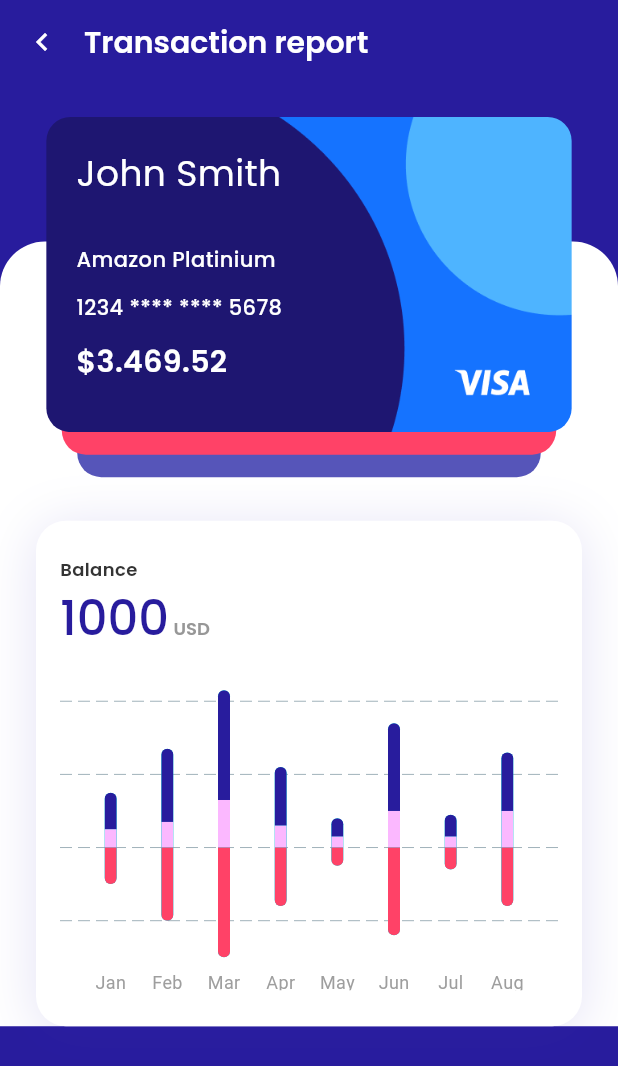
After one commit to KevinAWijaya/ibank_emoney, a Flutter app: the TransactionReportPage screen opened directly, on a phone screen of 412 x 824 dp. The commit adds this screen. Shown: the top 1066 px of the screen. Run offline on Flutter 3.47's test engine with Material 3 defaults, Android fonts, the phone set to English and light mode, and no system bars; drawn by our look-alikes of fl_chart; our stand-ins replace flutter_html, flutter_map, flutter_svg, google_fonts, latlong2.

Commit message:
report (not yet)

```diff
--- a/lib/core/theme/color.dart
+++ b/lib/core/theme/color.dart
@@ -25,12 +25,14 @@ class VColor {
   static const Color semantic3 = Color(0xFFFFAF2A);
   static const Color semantic4 = Color(0xFF52D5BA);
   static const Color semantic5 = Color(0xFFFB6B18);
+  static const Color semantic6 = Color(0xFFFF4267);
+  static const Color semantic7 = Color(0xFFFBB8FF);
 
   // shadow
   static const BoxShadow dropShadowCard = BoxShadow(
     blurRadius: 30,
     offset: Offset(0, 4),
-    color: Color.fromARGB(17, 53, 41, 183),
+    color: Color.fromARGB(35, 53, 41, 183),
   );
   static const BoxShadow dropShadowCardSmall = BoxShadow(
     blurRadius: 30,
--- /dev/null
+++ b/lib/ui/menu/feature/transaction_report_page.dart
@@ -0,0 +1,63 @@
+import 'package:flutter/material.dart';
+import 'package:ibank_emoney/core/constants/size.dart';
+import 'package:ibank_emoney/core/constants/space.dart';
+import 'package:ibank_emoney/core/theme/color.dart';
+import 'package:ibank_emoney/ui/menu/tab/widgets/stack_card.dart';
+import 'package:ibank_emoney/ui/widgets/app_bar.dart';
+import 'package:ibank_emoney/ui/widgets/chart.dart';
+
+class TransactionReportPage extends StatelessWidget {
+  const TransactionReportPage({super.key});
+
+  @override
+  Widget build(BuildContext context) {
+    return Scaffold(
+      appBar: VAppBar(title: "Transaction report", showBack: true),
+      backgroundColor: VColor.primary1,
+      body: _body(context),
+    );
+  }
+
+  Widget _body(BuildContext context) {
+    var screenWidth = MediaQuery.of(context).size.width;
+    double maxWidth = screenWidth.clamp(350, 450);
+    double w3 = maxWidth * 0.85;
+    double h3 = w3 * 3 / 5;
+    return Stack(
+      children: [
+        SingleChildScrollView(
+          child: Container(
+            margin: EdgeInsets.only(top: h3 / 2),
+            decoration: BoxDecoration(
+              borderRadius: BorderRadius.vertical(top: Radius.circular(radiusMax)),
+              color: VColor.neutral6,
+            ),
+            child: Column(
+              children: [
+                spaceVerticalCustom(h3 - marginLarge),
+                Padding(
+                  padding: const EdgeInsets.symmetric(horizontal: marginLarge),
+                  child: BalanceChart(
+                    balance: 1000,
+                    data: [
+                      BalanceData(month: "Jan", positivePurple: 10, positivePink: 5, negativeRed: -10),
+                      BalanceData(month: "Feb", positivePurple: 20, positivePink: 7, negativeRed: -20),
+                      BalanceData(month: "Mar", positivePurple: 30, positivePink: 13, negativeRed: -30),
+                      BalanceData(month: "Apr", positivePurple: 16, positivePink: 6, negativeRed: -16),
+                      BalanceData(month: "May", positivePurple: 5, positivePink: 3, negativeRed: -5),
+                      BalanceData(month: "Jun", positivePurple: 24, positivePink: 10, negativeRed: -24),
+                      BalanceData(month: "Jul", positivePurple: 6, positivePink: 3, negativeRed: -6),
+                      BalanceData(month: "Aug", positivePurple: 16, positivePink: 10, negativeRed: -16),
+                    ],
+                  ),
+                ),
+              ],
+            ),
+          ),
+        ),
+
+        Positioned(top: marginSmall, left: 0, right: 0, child: StackCard()),
+      ],
+    );
+  }
+}
--- a/lib/ui/menu/tab/home_tab.dart
+++ b/lib/ui/menu/tab/home_tab.dart
@@ -5,6 +5,7 @@ import 'package:ibank_emoney/core/constants/space.dart';
 import 'package:ibank_emoney/core/theme/color.dart';
 import 'package:ibank_emoney/core/theme/style.dart';
 import 'package:ibank_emoney/ui/menu/feature/tranfer/tranfer_page.dart';
+import 'package:ibank_emoney/ui/menu/feature/transaction_report_page.dart';
 import 'package:ibank_emoney/ui/menu/tab/widgets/menu_grid.dart';
 import 'package:ibank_emoney/ui/menu/tab/widgets/stack_card.dart';
 import 'package:ibank_emoney/ui/widgets/notification_icon.dart';
@@ -99,6 +100,9 @@ class _HomeTabState extends State<HomeTab> {
       case 1:
         Navigator.push(context, MaterialPageRoute(builder: (context) => TranferPage()));
         break;
+      case 7:
+        Navigator.push(context, MaterialPageRoute(builder: (context) => TransactionReportPage()));
+        break;
       default:
         Navigator.push(context, MaterialPageRoute(builder: (context) => Placeholder()));
         break;
--- a/lib/ui/chart.dart
+++ b/lib/ui/widgets/chart.dart
@@ -1,5 +1,10 @@
 import 'package:fl_chart/fl_chart.dart';
 import 'package:flutter/material.dart';
+import 'package:google_fonts/google_fonts.dart';
+import 'package:ibank_emoney/core/constants/size.dart';
+import 'package:ibank_emoney/core/constants/space.dart';
+import 'package:ibank_emoney/core/theme/color.dart';
+import 'package:ibank_emoney/core/theme/style.dart';
 
 class BalanceChart extends StatelessWidget {
   final double balance;
@@ -11,24 +16,31 @@ class BalanceChart extends StatelessWidget {
   @override
   Widget build(BuildContext context) {
     return Container(
-      padding: const EdgeInsets.all(16),
+      padding: const EdgeInsets.symmetric(horizontal: 16, vertical: marginLarge),
       decoration: BoxDecoration(
-        color: Colors.white,
+        color: VColor.neutral6,
         borderRadius: BorderRadius.circular(20),
-        boxShadow: [BoxShadow(color: Colors.black12, blurRadius: 12, spreadRadius: 2, offset: const Offset(0, 4))],
+        boxShadow: [VColor.dropShadowCard],
       ),
       child: Column(
         crossAxisAlignment: CrossAxisAlignment.start,
         children: [
-          const Text("Balance", style: TextStyle(fontWeight: FontWeight.bold)),
-          const SizedBox(height: 4),
-          Text(
-            "${balance.toStringAsFixed(0)} $currency",
-            style: const TextStyle(fontSize: 28, fontWeight: FontWeight.bold, color: Colors.indigo),
+          Text("Balance", style: caption1),
+          RichText(
+            text: TextSpan(
+              style: GoogleFonts.poppins(fontSize: 32, fontWeight: FontWeight.w500, color: VColor.primary1),
+              children: [
+                TextSpan(text: balance.toStringAsFixed(0)),
+                TextSpan(
+                  text: " $currency",
+                  style: caption1.copyWith(color: VColor.grey2),
+                ),
+              ],
+            ),
           ),
-          const SizedBox(height: 16),
+          spaceVerticalLarge,
           SizedBox(
-            height: 220,
+            height: 200,
             child: BarChart(
               BarChartData(
                 barGroups: _buildBarGroups(),
@@ -80,13 +92,13 @@ class BalanceChart extends StatelessWidget {
             fromY: d.negativeRed, // ensure negative values are included
             rodStackItems: [
               // Purple segment
-              BarChartRodStackItem(d.positivePink, d.positivePurple + d.positivePink, Colors.deepPurple),
+              BarChartRodStackItem(d.positivePink, d.positivePurple + d.positivePink, VColor.primary1),
               // Pink segment (stacked above purple)
-              BarChartRodStackItem(0, d.positivePink, Colors.yellow),
+              BarChartRodStackItem(0, d.positivePink, VColor.semantic7),
               // Red segment (stacked downward from 0)
-              if (d.negativeRed < 0) BarChartRodStackItem(0, d.negativeRed, Colors.red),
+              if (d.negativeRed < 0) BarChartRodStackItem(0, d.negativeRed, VColor.semantic6),
             ],
-            width: 14,
+            width: 8,
             borderRadius: BorderRadius.circular(6),
           ),
         ],
@@ -103,16 +115,3 @@ class BalanceData {
 
   BalanceData({required this.month, this.positivePurple = 0, this.positivePink = 0, this.negativeRed = 0});
 }
-
-
-// BalanceChart(
-//             balance = 1000,
-//             data = [
-//               BalanceData(month: "Jan", positivePurple: 20, positivePink: 10, negativeRed: -15),
-//               BalanceData(month: "Feb", positivePurple: 130, positivePink: 15, negativeRed: -20),
-//               BalanceData(month: "Mar", positivePurple: 125, positivePink: 12, negativeRed: -100),
-//               BalanceData(month: "Apr", positivePurple: 10, positivePink: 5, negativeRed: -12),
-//               BalanceData(month: "May", positivePurple: 28, positivePink: 8, negativeRed: -18),
-//               BalanceData(month: "Jun", positivePurple: 22, positivePink: 10, negativeRed: -15),
-//             ],
-//           ),
```
